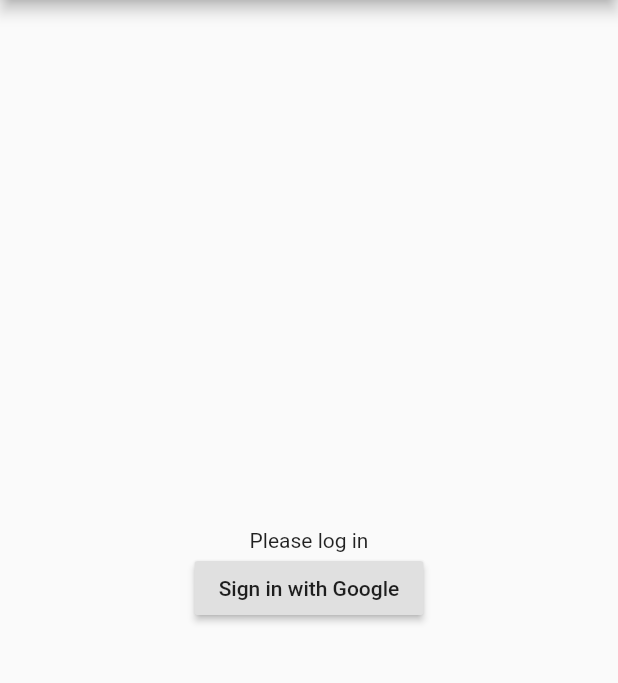
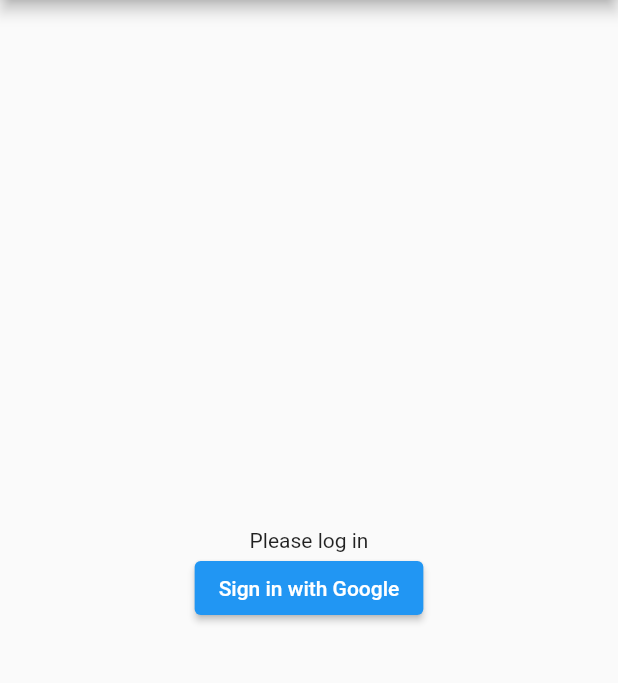
Before and after one commit to Newgarden-Solutions/google_my_business, a Flutter app: the screen it shows after launch, on a phone screen of 412 x 824 dp, the part 84-767 px from its top. Run offline on Flutter 3.47's test engine with Material 2 defaults, Android fonts, the phone set to English and light mode, and no system bars; our stand-ins replace google_sign_in.

```diff
--- a/example/lib/login.dart
+++ b/example/lib/login.dart
@@ -36,7 +36,7 @@ class _LoginState extends State<Login> {
               Text(_currentUser == null
                   ? "Please log in"
                   : _currentUser.displayName),
-              RaisedButton(
+              ElevatedButton(
                   child: Text(_currentUser == null
                       ? 'Sign in with Google'
                       : 'Sign Out'),
--- a/lib/src/managers/locations_manager.dart
+++ b/lib/src/managers/locations_manager.dart
@@ -22,7 +22,7 @@ class LocationsManager {
     if (httpClient == null) httpClient = http.Client();
 
     final http.Response response = await httpClient.get(
-      'https://mybusiness.googleapis.com/v4/accounts/$accountId/locations',
+      Uri.parse('https://mybusiness.googleapis.com/v4/accounts/$accountId/locations'),
       headers: await GoogleMyBusiness.instance.currentUser().authHeaders,
     );
 
--- a/lib/src/managers/reviews_manager.dart
+++ b/lib/src/managers/reviews_manager.dart
@@ -41,7 +41,7 @@ class ReviewsManager {
     }
 
     final http.Response response = await httpClient.get(
-      'https://mybusiness.googleapis.com/v4/$name/reviews?pageSize=$pageSize$pageToken',
+      Uri.parse('https://mybusiness.googleapis.com/v4/$name/reviews?pageSize=$pageSize$pageToken'),
       headers: await GoogleMyBusiness.instance.currentUser().authHeaders,
     );
 
```
Also changed, not shown: pubspec.yaml (+3 -5 lines), example/pubspec.lock, pubspec.lock, 3 other files.
